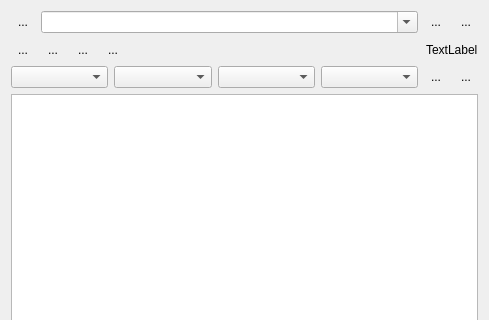
The window that ui/TodoList.ui (pyIonControl/IonControl) describes before a commit, drawn with Qt 5; both pictures show x 0 to 489 and y 0 to 320 of the 489 by 637 pixel window.
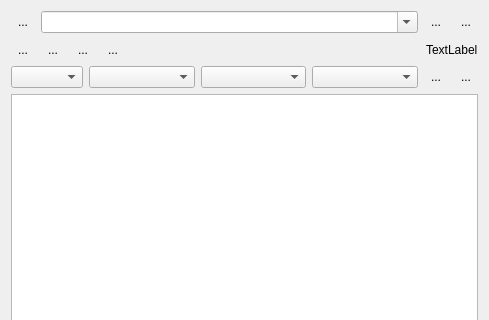
The same window after the commit. Icons and pictures are not drawn.

Commit message: partially working code. Can now add other todolists to a todo list and the state machine works correctly. need to fix a bug where changing a todo list (within a todo list) while expanded crashes the program

```diff
--- a/ui/TodoList.ui
+++ b/ui/TodoList.ui
@@ -189,7 +189,7 @@
      <item>
       <widget class="QComboBox" name="scanSelectionBox">
        <property name="sizePolicy">
-        <sizepolicy hsizetype="Preferred" vsizetype="Fixed">
+        <sizepolicy hsizetype="Minimum" vsizetype="Fixed">
          <horstretch>0</horstretch>
          <verstretch>0</verstretch>
         </sizepolicy>
@@ -198,12 +198,18 @@
         <number>100</number>
        </property>
        <property name="sizeAdjustPolicy">
-        <enum>QComboBox::AdjustToMinimumContentsLength</enum>
+        <enum>QComboBox::AdjustToContents</enum>
        </property>
       </widget>
      </item>
      <item>
       <widget class="QComboBox" name="measurementSelectionBox">
+       <property name="sizePolicy">
+        <sizepolicy hsizetype="Preferred" vsizetype="Fixed">
+         <horstretch>1</horstretch>
+         <verstretch>0</verstretch>
+        </sizepolicy>
+       </property>
        <property name="maxVisibleItems">
         <number>100</number>
        </property>
@@ -214,6 +220,12 @@
      </item>
      <item>
       <widget class="QComboBox" name="evaluationSelectionBox">
+       <property name="sizePolicy">
+        <sizepolicy hsizetype="Preferred" vsizetype="Fixed">
+         <horstretch>1</horstretch>
+         <verstretch>0</verstretch>
+        </sizepolicy>
+       </property>
        <property name="maxVisibleItems">
         <number>100</number>
        </property>
@@ -221,6 +233,12 @@
      </item>
      <item>
       <widget class="QComboBox" name="analysisSelectionBox">
+       <property name="sizePolicy">
+        <sizepolicy hsizetype="Preferred" vsizetype="Fixed">
+         <horstretch>1</horstretch>
+         <verstretch>0</verstretch>
+        </sizepolicy>
+       </property>
        <property name="maxVisibleItems">
         <number>100</number>
        </property>
```
Left out of the diff: 12 changed lines with no effect on the pictures. The commit also changes 2 other files.
